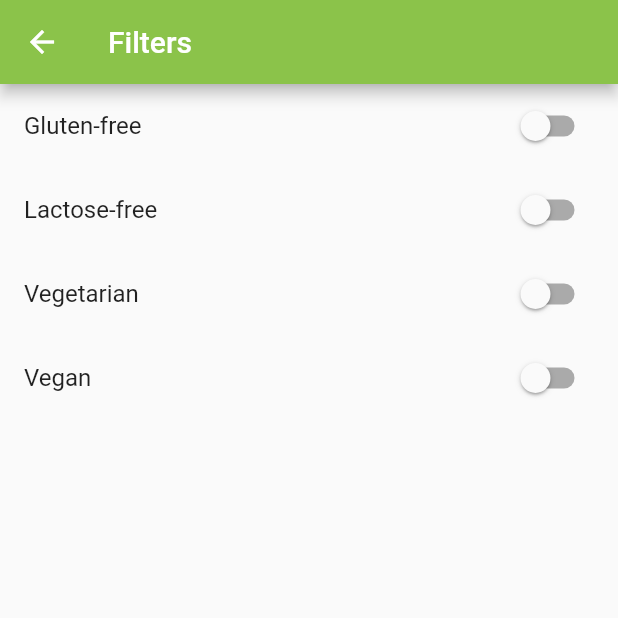
After one commit to Viktorjob/tasty_and_easy, a Flutter app: the screen it shows after launch, in the side drawer, after a tap on "Filters", on a phone screen of 412 x 824 dp, the top half of it. The commit adds this screen. Run offline on Flutter 3.47's test engine with Material 2 defaults, Android fonts, the phone set to English and light mode, and no system bars; our stand-ins replace email_validator, firebase_auth, firebase_core, firebase_database, shared_preferences; accounts and stored records are empty.

Commit message:
vesion 1.1

```diff
--- /dev/null
+++ b/lib/drawer_menu/menu.dart
@@ -0,0 +1,32 @@
+import 'package:flutter/material.dart';
+import 'package:tasty_and_easy/filters/window_filters.dart';
+
+class SecondMenuDrawer extends StatelessWidget {
+  @override
+  Widget build(BuildContext context) {
+    return Drawer(
+      child: ListView(
+        padding: EdgeInsets.zero,
+        children: <Widget>[
+
+          Padding(
+            padding: EdgeInsets.only(top: 150.0),
+            child: ListTile(
+              leading: Icon(Icons.filter),
+              title: Text('Filters'),
+              onTap: () {
+                Navigator.of(context).push(
+                  MaterialPageRoute(
+                    builder: (context) => Filters(onFilterApplied: ( List <String> filters ) {  }, allDishes: [],),
+                  ),
+                );
+              },
+            ),
+          ),
+
+
+        ],
+      ),
+    );
+  }
+}
--- /dev/null
+++ b/lib/filters/window_filters.dart
@@ -0,0 +1,118 @@
+import 'package:flutter/material.dart';
+import 'package:tasty_and_easy/data_filter/data_filters.dart';
+import 'package:shared_preferences/shared_preferences.dart';
+
+class Filters extends StatefulWidget {
+  final List<Map<String, dynamic>> allDishes;
+  final Function(List<String>) onFilterApplied;
+
+  Filters({required this.allDishes, required this.onFilterApplied});
+
+  @override
+  _FiltersState createState() => _FiltersState();
+}
+
+class _FiltersState extends State<Filters> {
+  bool _glutenFreeFilterSet = false;
+  bool _veganFilterSet = false;
+  bool _lactoseFreeFilterSet = false;
+  bool _vegetarianFilterSet = false;
+
+  void onFilterChanged() {
+    saveFilters();
+    List<String> filters = [];
+    if (_glutenFreeFilterSet) {
+      filters.add('gluten');
+    }
+    if (_veganFilterSet) {
+      filters.add('vegan');
+    }
+    if (_lactoseFreeFilterSet) {
+      filters.add('lactose');
+    }
+    if (_vegetarianFilterSet) {
+      filters.add('vegetarian');
+    }
+    widget.onFilterApplied(filters);
+    setState(() {});
+  }
+
+  @override
+  void initState() {
+    super.initState();
+    loadFilters();
+  }
+
+  void loadFilters() async {
+    SharedPreferences prefs = await SharedPreferences.getInstance();
+    setState(() {
+      _glutenFreeFilterSet = prefs.getBool('glutenFreeFilter') ?? false;
+      _veganFilterSet = prefs.getBool('veganFilter') ?? false;
+      _lactoseFreeFilterSet = prefs.getBool('lactoseFreeFilter') ?? false;
+      _vegetarianFilterSet = prefs.getBool('vegetarianFilter') ?? false;
+    });
+    onFilterChanged();
+  }
+
+  void saveFilters() async {
+    SharedPreferences prefs = await SharedPreferences.getInstance();
+    prefs.setBool('glutenFreeFilter', _glutenFreeFilterSet);
+    prefs.setBool('veganFilter', _veganFilterSet);
+    prefs.setBool('lactoseFreeFilter', _lactoseFreeFilterSet);
+    prefs.setBool('vegetarianFilter', _vegetarianFilterSet);
+  }
+
+  @override
+  Widget build(BuildContext context) {
+    return Scaffold(
+      appBar: AppBar(
+        title: Text("Filters"),
+        backgroundColor: Colors.lightGreen,
+      ),
+      body: Column(
+        children: [
+          SwitchListTile(
+            value: _glutenFreeFilterSet,
+            onChanged: (isChecked) {
+              setState(() {
+                _glutenFreeFilterSet = isChecked;
+                onFilterChanged();
+              });
+            },
+            title: Text('Gluten-free'),
+          ),
+          SwitchListTile(
+            value: _lactoseFreeFilterSet,
+            onChanged: (isChecked) {
+              setState(() {
+                _lactoseFreeFilterSet = isChecked;
+                onFilterChanged();
+              });
+            },
+            title: Text('Lactose-free'),
+          ),
+          SwitchListTile(
+            value: _vegetarianFilterSet,
+            onChanged: (isChecked) {
+              setState(() {
+                _vegetarianFilterSet = isChecked;
+                onFilterChanged();
+              });
+            },
+            title: Text('Vegetarian'),
+          ),
+          SwitchListTile(
+            value: _veganFilterSet,
+            onChanged: (isChecked) {
+              setState(() {
+                _veganFilterSet = isChecked;
+                onFilterChanged();
+              });
+            },
+            title: Text('Vegan'),
+          ),
+        ],
+      ),
+    );
+  }
+}
--- a/lib/main.dart
+++ b/lib/main.dart
@@ -1,4 +1,4 @@
-import 'package:tasty_and_easy/window_login/FirstPage.dart';
+import 'package:tasty_and_easy/window_menu/FirstPage.dart';
 import 'package:tasty_and_easy/window_login/account_window.dart';
 
 import 'package:tasty_and_easy/window_login/login_window.dart';
@@ -12,7 +12,7 @@ import 'package:tasty_and_easy/services_firebase/firebase_window.dart';
 import 'package:flutter/material.dart';
 import 'package:firebase_core/firebase_core.dart';
 import 'package:tasty_and_easy/window_menu/like_window.dart';
-import 'package:tasty_and_easy/window_menu/listdishes.dart';
+import 'package:tasty_and_easy/window_details_recept/listdishes.dart';
 
 
 
--- a/lib/window_details_recept/Page_recept.dart
+++ b/lib/window_details_recept/Page_recept.dart
@@ -19,7 +19,7 @@ class _Page_receptState extends State<Page_recept> {
   @override
   void initState() {
     super.initState();
-    dbRef = FirebaseDatabase.instance.reference().child('Breakfast/${widget.dishName}');
+    dbRef = FirebaseDatabase.instance.reference().child('${widget.dishName}');
     loadIsFavorite();
   }
 
--- a/lib/window_login/account_window.dart
+++ b/lib/window_login/account_window.dart
@@ -1,7 +1,9 @@
+import 'package:tasty_and_easy/drawer_menu/menu.dart';
 import 'package:tasty_and_easy/window_login/login_window.dart';
 
 import 'package:firebase_auth/firebase_auth.dart';
 import 'package:flutter/material.dart';
+import 'package:tasty_and_easy/window_menu/home_window.dart';
 
 class Accountwindow extends StatefulWidget {
   const Accountwindow({super.key});
@@ -24,6 +26,7 @@ class _AccountScreenState extends State<Accountwindow> {
   @override
   Widget build(BuildContext context) {
     return Scaffold(
+      drawer: SecondMenuDrawer(),
       resizeToAvoidBottomInset: false,
       appBar: AppBar(),
       body: Center(
--- a/lib/window_login/FirstPage.dart
+++ b/lib/window_menu/FirstPage.dart
@@ -1,6 +1,8 @@
 import 'package:firebase_auth/firebase_auth.dart';
 import 'package:firebase_database/firebase_database.dart';
 import 'package:flutter/material.dart';
+import 'package:tasty_and_easy/drawer_menu/menu.dart';
+import 'package:tasty_and_easy/window_menu/home_window.dart';
 
 class FirstPage extends StatefulWidget {
   const FirstPage({Key? key}) : super(key: key);
@@ -15,6 +17,7 @@ class _FirstPageState extends State<FirstPage> {
   @override
   Widget build(BuildContext context) {
     return Scaffold(
+      drawer: SecondMenuDrawer(),
       appBar: AppBar(
         title: Text("Main page"),
         backgroundColor: Colors.lightGreen , // Здесь установите желаемый цвет для AppBar
--- a/lib/window_menu/home_window.dart
+++ b/lib/window_menu/home_window.dart
@@ -1,5 +1,6 @@
 import 'package:flutter/material.dart';
-import 'package:tasty_and_easy/window_login/FirstPage.dart';
+import 'package:tasty_and_easy/drawer_menu/menu.dart';
+import 'package:tasty_and_easy/window_menu/FirstPage.dart';
 import 'package:tasty_and_easy/window_login/account_window.dart';
 import 'package:tasty_and_easy/window_menu/like_window.dart';
 import 'package:tasty_and_easy/window_menu/list.dart';
@@ -10,10 +11,12 @@ class home extends StatelessWidget {
   @override
   Widget build(BuildContext context) {
     return Scaffold(
+      drawer: SecondMenuDrawer(),
       body: BottomNavigationBarExample(),
     );
   }
 }
+
 
 class BottomNavigationBarExample extends StatefulWidget {
   const BottomNavigationBarExample({Key? key});
```
Also changed, not shown: lib/window_details_recept/history_page.dart (deleted, +0 -59 lines), lib/window_menu/like_window.dart (+7 -4 lines), lib/window_menu/list.dart (+5 -2 lines), lib/window_details_recept/listdishes.dart (renamed from lib/window_menu/listdishes.dart).
